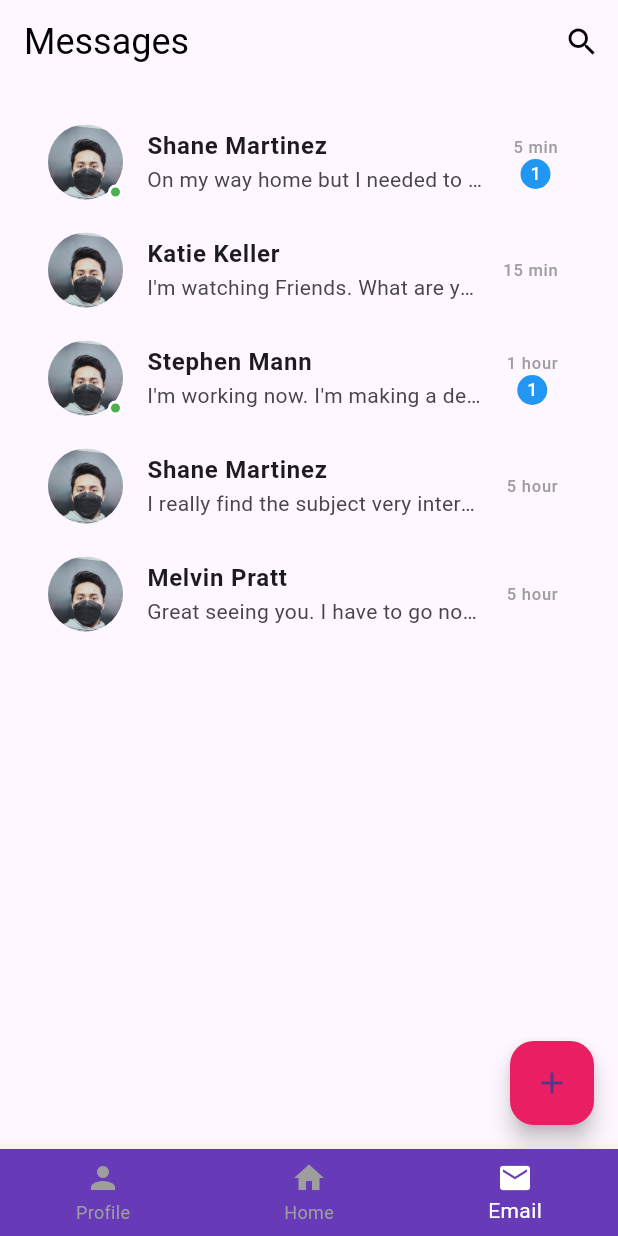
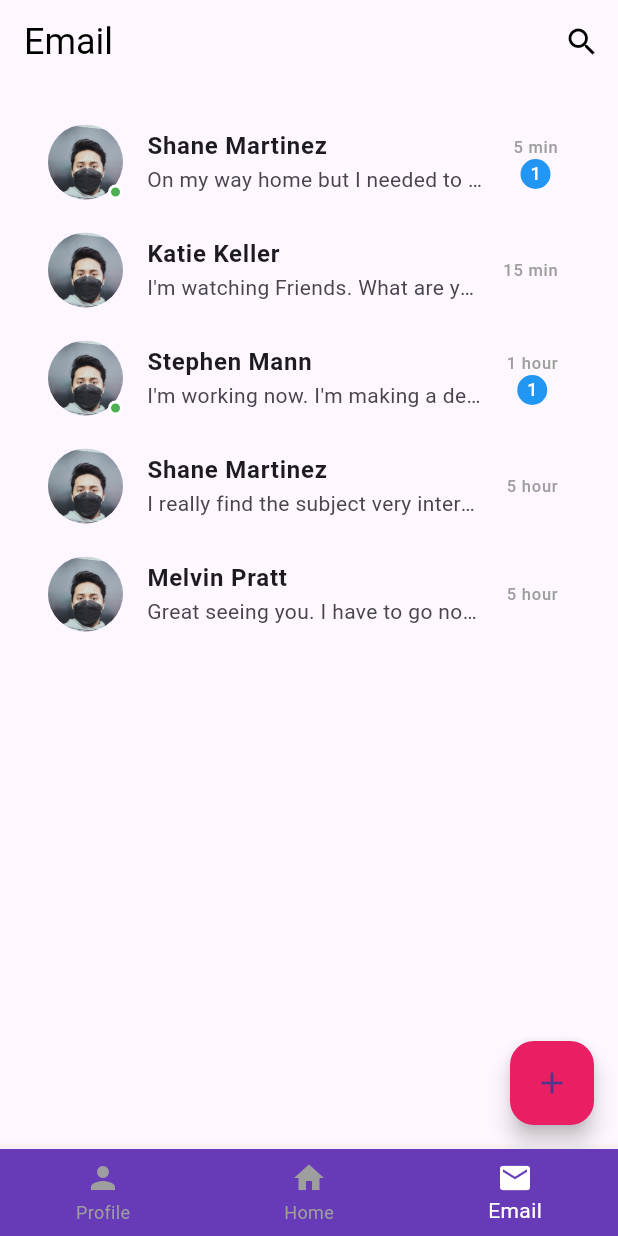
Before and after one commit to IlliyyinAkbar2002/Assignment-flutter, a Flutter app: the screen it shows after launch, item 3 of the bottom bar chosen, after a tap on the "search" icon, on a phone screen of 412 x 824 dp. Run offline on Flutter 3.47's test engine with Material 3 defaults, Android fonts, the phone set to English and light mode, and no system bars.

Commit message:
Add logging.

```diff
--- a/lib/pages/email.dart
+++ b/lib/pages/email.dart
@@ -1,7 +1,11 @@
 import 'package:flutter/material.dart';
+import 'package:logging/logging.dart';
 
 class EmailPage extends StatelessWidget {
   const EmailPage({super.key});
+
+  // Initialize a logger
+  static final Logger _logger = Logger('EmailPage');
 
   @override
   Widget build(BuildContext context) {
@@ -11,13 +15,15 @@ class EmailPage extends StatelessWidget {
           backgroundColor: Colors.transparent,
           elevation: 0,
           title: const Text(
-            'Messages',
+            'Email',
             style: TextStyle(color: Colors.black, fontSize: 24),
           ),
           actions: [
             IconButton(
               icon: const Icon(Icons.search, color: Colors.black),
-              onPressed: () {},
+              onPressed: () {
+                _logger.info('Search icon pressed');
+              },
             ),
           ],
         ),
--- a/pubspec.yaml
+++ b/pubspec.yaml
@@ -31,6 +31,8 @@ dependencies:
   flutter:
     sdk: flutter
 
+  # Add the logging package
+  logging: ^1.0.2
 
   # The following adds the Cupertino Icons font to your application.
   # Use with the CupertinoIcons class for iOS style icons.
```
Also changed, not shown: pubspec.lock.
